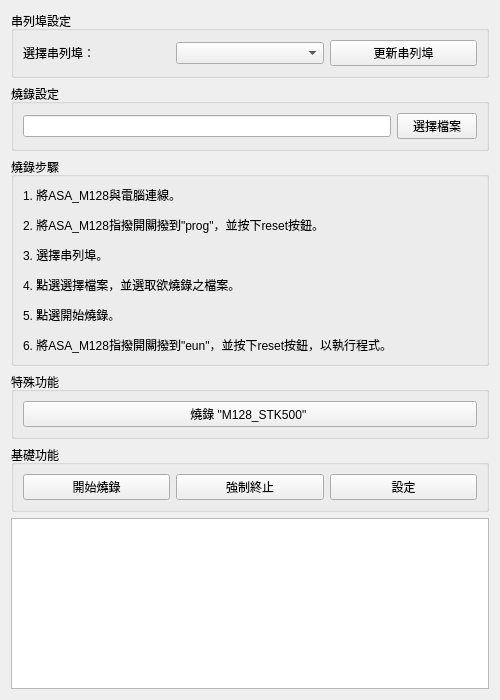
Old version of the form ui/asa_prog.ui in the repository mickey9910326/ASA_HMI_Data_Agent.
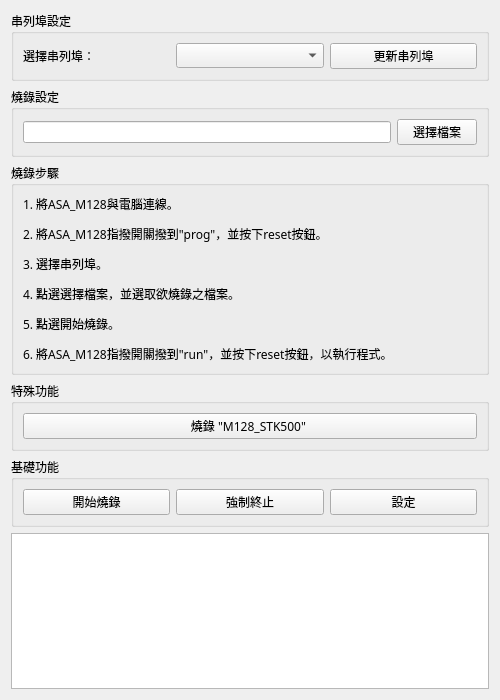
New version of the form.

Commit message: UI更新：錯字糾正、中文字體改為微軟正黑體

Diff of the .ui file:
```diff
--- a/ui/asa_prog.ui
+++ b/ui/asa_prog.ui
@@ -10,6 +10,11 @@
     <height>700</height>
    </rect>
   </property>
+  <property name="font">
+   <font>
+    <family>微軟正黑體</family>
+   </font>
+  </property>
   <layout class="QVBoxLayout" name="verticalLayout_3">
    <item>
     <widget class="QGroupBox" name="groupBox_serial">
@@ -82,8 +87,13 @@
      <layout class="QVBoxLayout" name="verticalLayout_2">
       <item>
        <widget class="QLabel" name="label_steps">
+        <property name="font">
+         <font>
+          <family>微軟正黑體</family>
+         </font>
+        </property>
         <property name="text">
-         <string>&lt;html&gt;&lt;head/&gt;&lt;body&gt;&lt;p&gt;1. 將ASA_M128與電腦連線。&lt;/p&gt;&lt;p&gt;2. 將ASA_M128指撥開關撥到&amp;quot;prog&amp;quot;，並按下reset按鈕。&lt;/p&gt;&lt;p&gt;3. 選擇串列埠。&lt;/p&gt;&lt;p&gt;4. 點選選擇檔案，並選取欲燒錄之檔案。&lt;/p&gt;&lt;p&gt;5. 點選開始燒錄。&lt;/p&gt;&lt;p&gt;6. 將ASA_M128指撥開關撥到&amp;quot;eun&amp;quot;，並按下reset按鈕，以執行程式。&lt;/p&gt;&lt;/body&gt;&lt;/html&gt;</string>
+         <string>&lt;html&gt;&lt;head/&gt;&lt;body&gt;&lt;p&gt;1. 將ASA_M128與電腦連線。&lt;/p&gt;&lt;p&gt;2. 將ASA_M128指撥開關撥到&amp;quot;prog&amp;quot;，並按下reset按鈕。&lt;/p&gt;&lt;p&gt;3. 選擇串列埠。&lt;/p&gt;&lt;p&gt;4. 點選選擇檔案，並選取欲燒錄之檔案。&lt;/p&gt;&lt;p&gt;5. 點選開始燒錄。&lt;/p&gt;&lt;p&gt;6. 將ASA_M128指撥開關撥到&amp;quot;run&amp;quot;，並按下reset按鈕，以執行程式。&lt;/p&gt;&lt;/body&gt;&lt;/html&gt;</string>
         </property>
        </widget>
       </item>
```
The commit also changes 7 other files.
